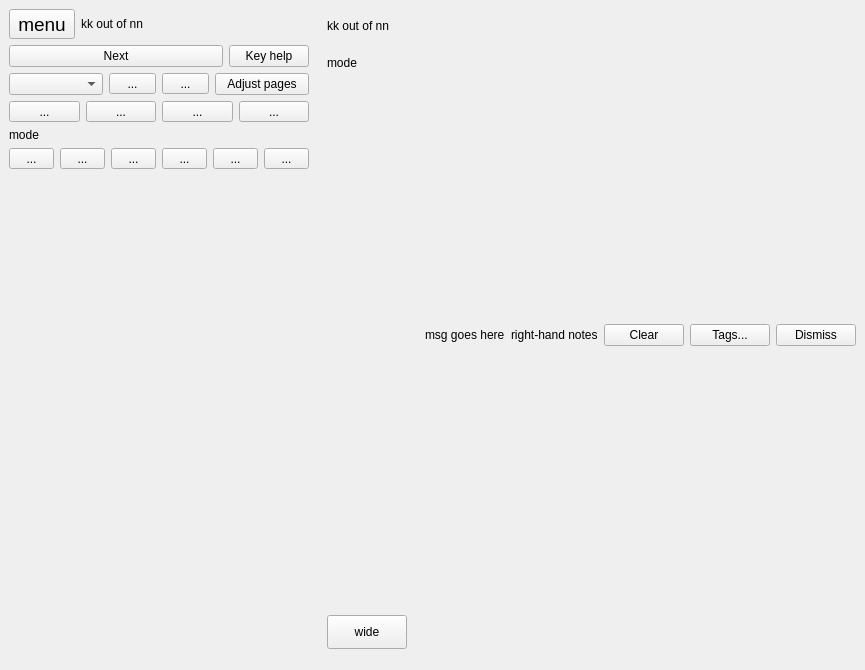
Old version of the form plom/client/ui_files/annotator.ui in the repository plomgrading/plom.
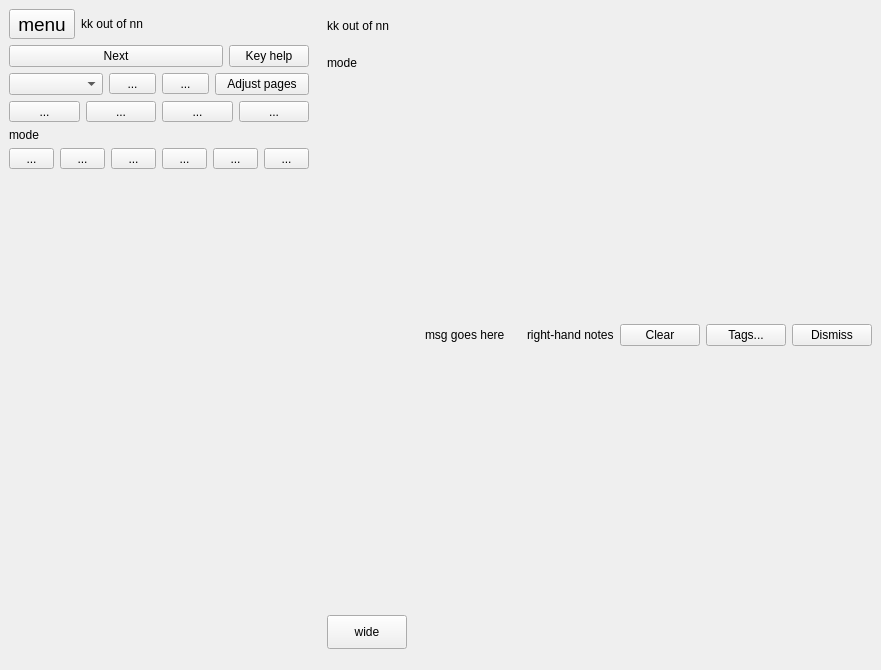
New version of the form.

Commit message:
Enable word wrap on attention bar labels
Fixes Plom bug https://gitlab.com/plom/plom/-/issues/3768

```diff
--- a/plom/client/ui_files/annotator.ui
+++ b/plom/client/ui_files/annotator.ui
@@ -707,7 +707,7 @@
       </property>
       <item>
        <widget class="QFrame" name="attnFrame">
-        <layout class="QHBoxLayout" name="attnFrameLayout">
+        <layout class="QHBoxLayout" name="attnFrameLayout" stretch="1,0,0,0,0,0">
          <item>
           <widget class="QLabel" name="attnLeftLabel">
            <property name="text">
@@ -720,9 +720,12 @@
            <property name="orientation">
             <enum>Qt::Orientation::Horizontal</enum>
            </property>
+           <property name="sizeType">
+            <enum>QSizePolicy::Policy::MinimumExpanding</enum>
+           </property>
            <property name="sizeHint" stdset="0">
             <size>
-             <width>40</width>
+             <width>16</width>
              <height>20</height>
             </size>
            </property>
@@ -730,9 +733,18 @@
          </item>
          <item>
           <widget class="QLabel" name="attnRightLabel">
+           <property name="sizePolicy">
+            <sizepolicy hsizetype="MinimumExpanding" vsizetype="Minimum">
+             <horstretch>0</horstretch>
+             <verstretch>0</verstretch>
+            </sizepolicy>
+           </property>
            <property name="text">
             <string>right-hand notes</string>
            </property>
+           <property name="wordWrap">
+            <bool>true</bool>
+           </property>
           </widget>
          </item>
          <item>
```
Left out of the diff: 11 changed lines with no effect on the pictures.
